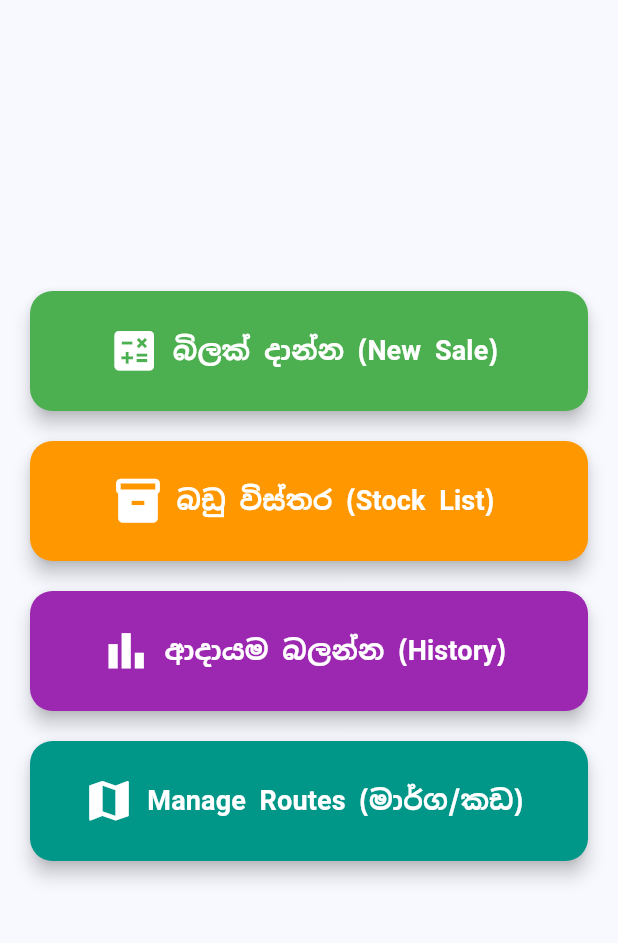
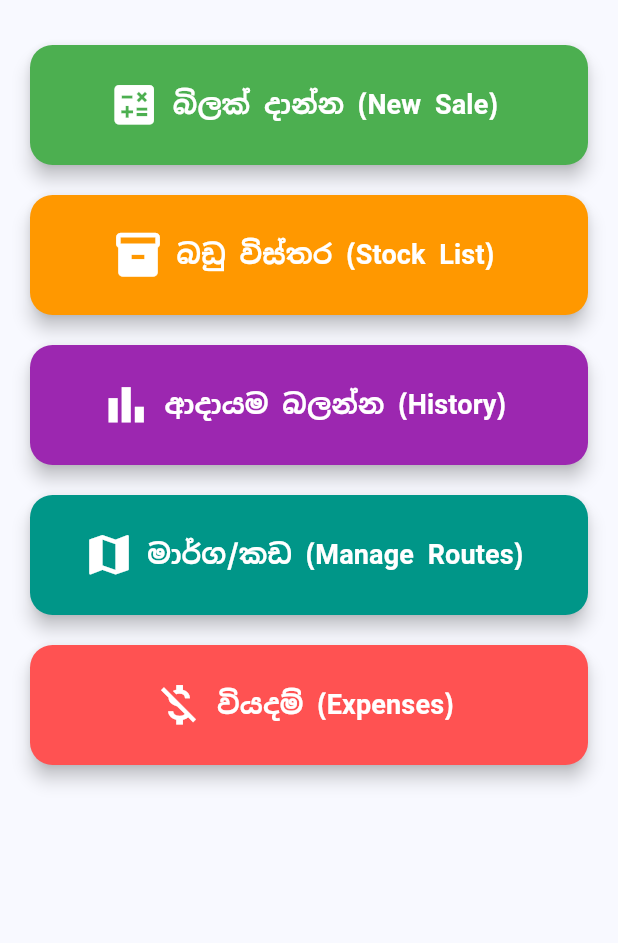
Before and after one commit to Zaincasper69/sales_buddy, a Flutter app: the screen it shows after launch, on a phone screen of 412 x 824 dp, the part 84-1027 px from its top. Run offline on Flutter 3.47's test engine with Material 3 defaults, Android fonts, the phone set to English and light mode, and no system bars; our stand-ins replace google_fonts, sqflite; accounts and stored records are empty.

Commit message:
Add Expenses button and update dashboard layout

```diff
--- a/lib/screens/home_screen.dart
+++ b/lib/screens/home_screen.dart
@@ -3,6 +3,7 @@ import 'stock_list_screen.dart';
 import 'billing_screen.dart';
 import 'sales_history_screen.dart';
 import 'manage_routes_screen.dart';
+import 'expenses_screen.dart';
 
 class HomeScreen extends StatelessWidget {
   const HomeScreen({super.key});
@@ -18,9 +19,11 @@ class HomeScreen extends StatelessWidget {
       ),
       body: Padding(
         padding: const EdgeInsets.all(20.0),
+        child: SingleChildScrollView(
           child: Column(
             mainAxisAlignment: MainAxisAlignment.center,
             children: [
+              const SizedBox(height: 10),
               _buildDashboardButton(
                 context,
                 icon: Icons.calculate,
@@ -72,7 +75,7 @@ class HomeScreen extends StatelessWidget {
               _buildDashboardButton(
                 context,
                 icon: Icons.map,
-              title: "Manage Routes (මාර්ග/කඩ)",
+                title: "මාර්ග/කඩ (Manage Routes)",
                 color: Colors.teal,
                 onTap: () {
                   Navigator.push(
@@ -83,7 +86,25 @@ class HomeScreen extends StatelessWidget {
                   );
                 },
               ),
+              const SizedBox(height: 20),
+
+              _buildDashboardButton(
+                context,
+                icon: Icons.money_off,
+                title: "වියදම් (Expenses)",
+                color: Colors.redAccent,
+                onTap: () {
+                  Navigator.push(
+                    context,
+                    MaterialPageRoute(
+                      builder: (context) => const ExpensesScreen(),
+                    ),
+                  );
+                },
+              ),
+              const SizedBox(height: 20),
             ],
+          ),
         ),
       ),
     );
```
Lines whose indentation alone changed are shown as unchanged.
